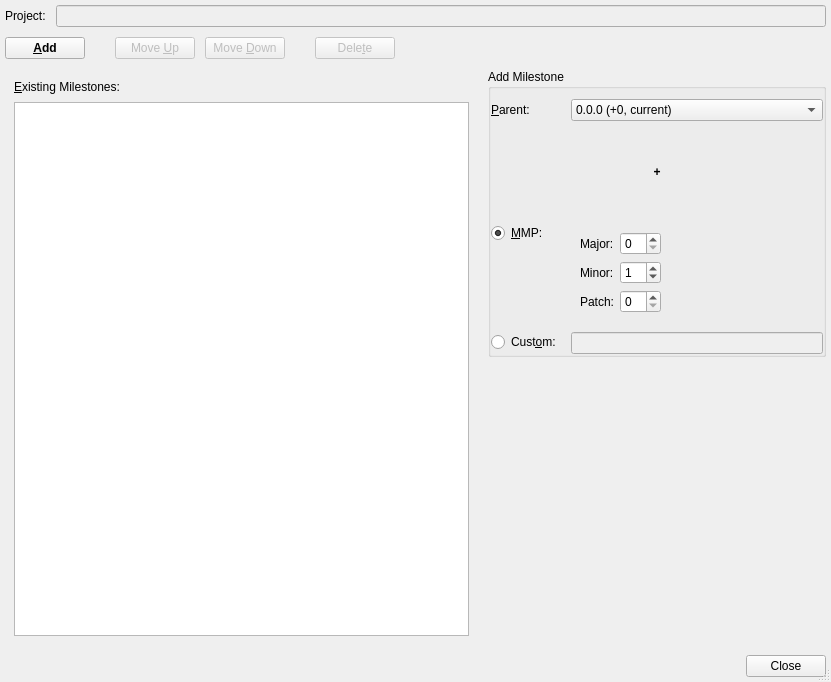
The window that forms/roadmap_manage_milestones.ui (skriticos/nelia1) describes before a commit, drawn with Qt 5.
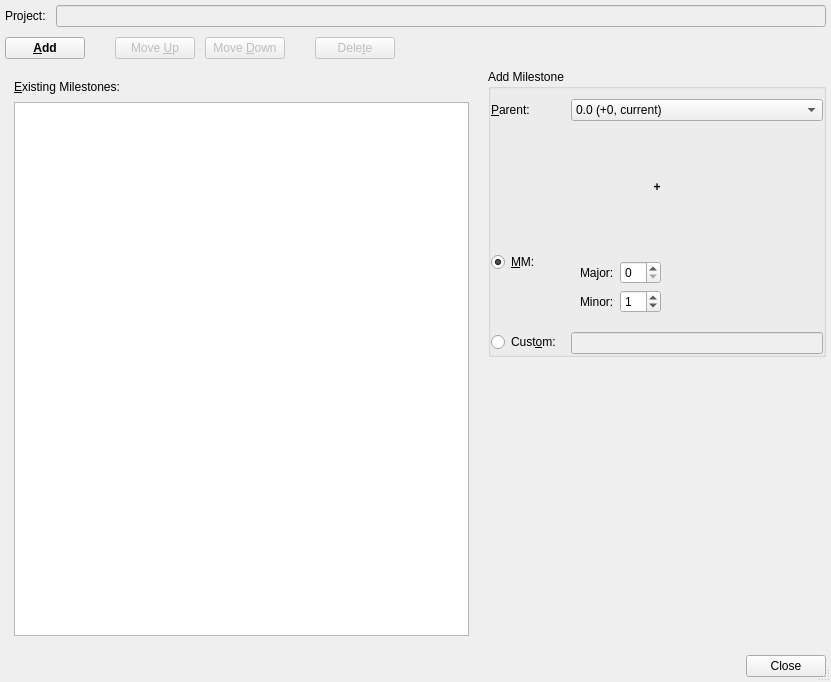
The same window after the commit.

What changed in the file:
```diff
--- a/forms/roadmap_manage_milestones.ui
+++ b/forms/roadmap_manage_milestones.ui
@@ -262,7 +262,7 @@
             </sizepolicy>
            </property>
            <property name="text">
-            <string>&amp;MMP:</string>
+            <string>&amp;MM:</string>
            </property>
            <property name="checked">
             <bool>true</bool>
@@ -272,6 +272,9 @@
          <item row="2" column="1">
           <widget class="QWidget" name="widget_5" native="true">
            <layout class="QFormLayout" name="formLayout">
+            <property name="fieldGrowthPolicy">
+             <enum>QFormLayout::AllNonFixedFieldsGrow</enum>
+            </property>
             <item row="0" column="0">
              <widget class="QLabel" name="label_3">
               <property name="sizePolicy">
@@ -321,32 +324,6 @@
               </property>
              </widget>
             </item>
-            <item row="2" column="0">
-             <widget class="QLabel" name="label_5">
-              <property name="sizePolicy">
-               <sizepolicy hsizetype="Maximum" vsizetype="Expanding">
-                <horstretch>0</horstretch>
-                <verstretch>0</verstretch>
-               </sizepolicy>
-              </property>
-              <property name="text">
-               <string>Patch:</string>
-              </property>
-             </widget>
-            </item>
-            <item row="2" column="1">
-             <widget class="QSpinBox" name="rmm_spin_patch">
-              <property name="sizePolicy">
-               <sizepolicy hsizetype="Maximum" vsizetype="Expanding">
-                <horstretch>0</horstretch>
-                <verstretch>0</verstretch>
-               </sizepolicy>
-              </property>
-              <property name="value">
-               <number>0</number>
-              </property>
-             </widget>
-            </item>
            </layout>
           </widget>
          </item>
@@ -384,7 +361,7 @@
           <widget class="QComboBox" name="rmm_combo_parent">
            <item>
             <property name="text">
-             <string>0.0.0 (+0, current)</string>
+             <string>0.0 (+0, current)</string>
             </property>
            </item>
           </widget>
```
Left out of the diff: 17 changed lines with no effect on the pictures.
